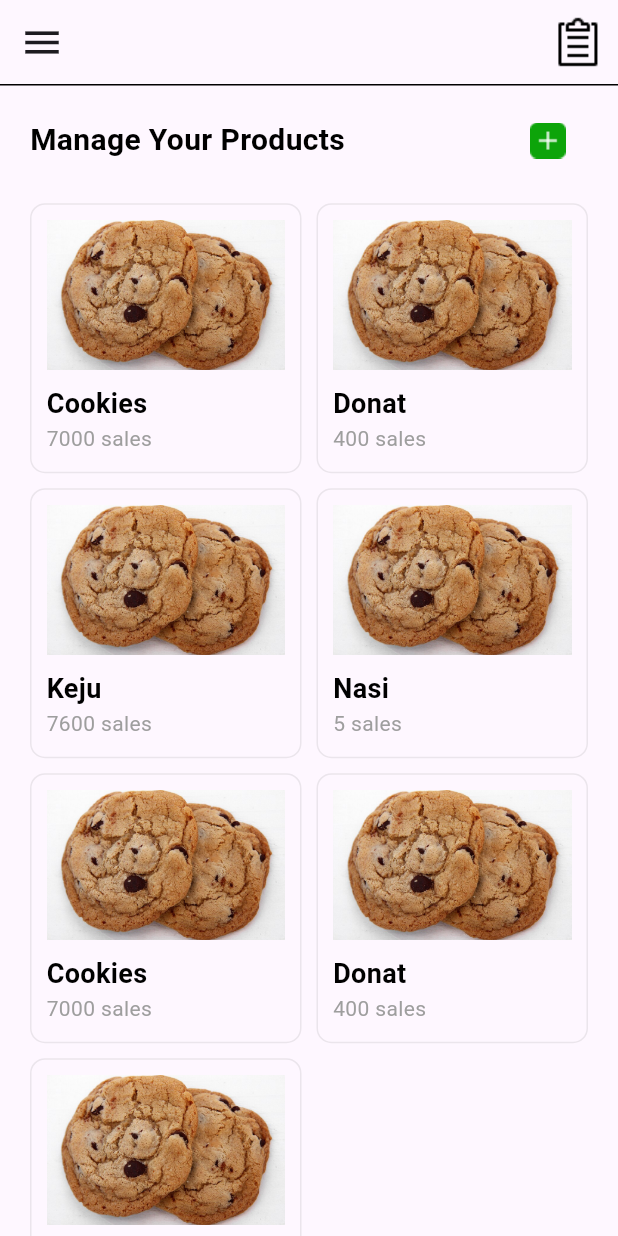
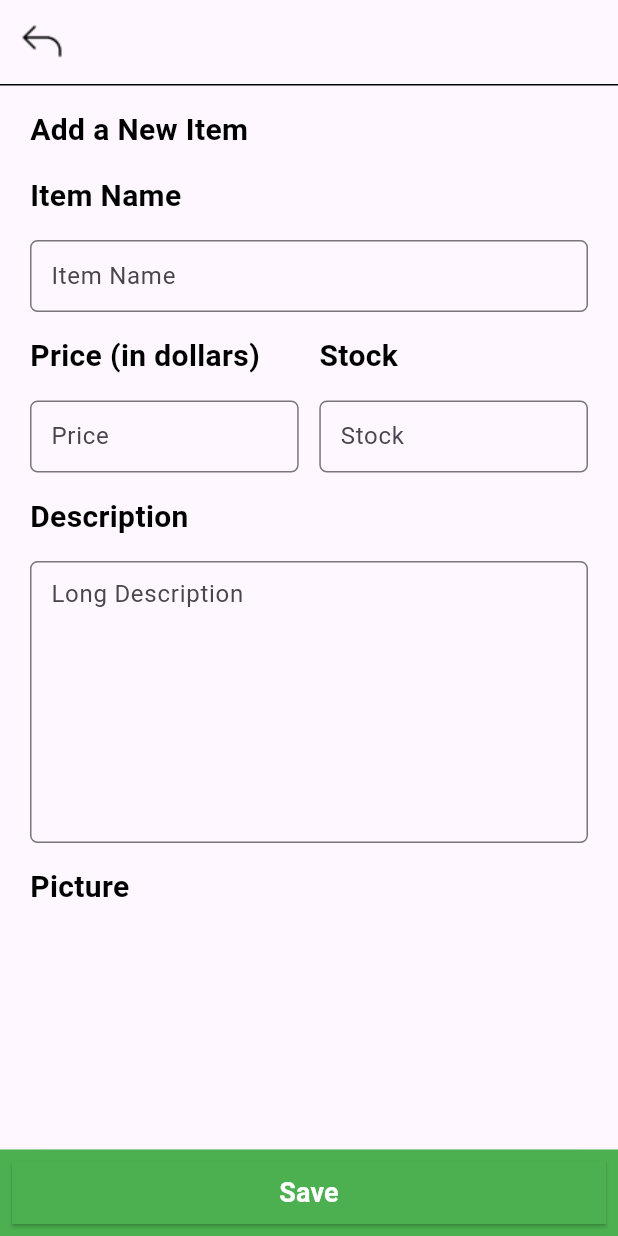
Before and after one commit to HoseaNA/AusDauer, a Flutter app: the screen it shows after launch, on a phone screen of 412 x 824 dp. Run offline on Flutter 3.47's test engine with Material 3 defaults, Android fonts, the phone set to English and light mode, and no system bars.

Commit message:
feat/add_product

```diff
--- /dev/null
+++ b/aus_dauer/lib/app/manage_product/add_product.dart
@@ -0,0 +1,329 @@
+import 'package:flutter/gestures.dart';
+import 'package:flutter/material.dart';
+
+class AddProductPage extends StatefulWidget {
+  const AddProductPage({Key? key}) : super(key: key);
+
+  @override
+  State<AddProductPage> createState() => _AddProductPageState();
+}
+
+class _AddProductPageState extends State<AddProductPage> {
+  final _formKey = GlobalKey<FormState>();
+  String? _name;
+  int? _price;
+  int? _stock;
+  String? _description;
+  String? _picture;
+  final _nameController = TextEditingController();
+  final _priceController = TextEditingController();
+  final _stockController = TextEditingController();
+  final _descriptionController = TextEditingController();
+  final _pictureController = TextEditingController();
+
+  @override
+  Widget build(BuildContext context) {
+    return MaterialApp(
+      debugShowCheckedModeBanner: false,
+      home: Scaffold(
+        appBar: AppBar(
+          title: Text(""),
+          leading: IconButton(
+            onPressed: () {
+              Navigator.pop(context);
+            },
+            icon: Image.asset(
+              'lib/assets/arrow_back.png',
+              width: MediaQuery.of(context).size.width / 11,
+            ),
+          ),
+          bottom: PreferredSize(
+            preferredSize: Size.fromHeight(1.0), // Adjust the height as needed
+            child: Container(
+              height: 1.0,
+              color: Colors.black,
+            ),
+          ),
+        ),
+        body: Form(
+          key: _formKey,
+          child: SingleChildScrollView(
+            scrollDirection: Axis.vertical,
+            child: Padding(
+              padding: EdgeInsets.symmetric(horizontal: 20.0),
+              child: Column(
+                crossAxisAlignment: CrossAxisAlignment.start,
+                children: [
+                  SizedBox(height: 15.0),
+                  Text(
+                    "Add a New Item",
+                    style: TextStyle(
+                      color: Colors.black,
+                      fontWeight: FontWeight.w700,
+                      fontSize: 20.0,
+                    ),
+                  ),
+                  SizedBox(height: 15.0),
+                  Text(
+                    "Item Name",
+                    style: TextStyle(
+                      color: Colors.black,
+                      fontWeight: FontWeight.w700,
+                      fontSize: 20.0,
+                    ),
+                  ),
+                  SizedBox(height: 15.0),
+                  TextFormField(
+                    controller: _nameController,
+                    decoration: InputDecoration(
+                      hintText: "Item name",
+                      labelText: "Item Name",
+                      contentPadding: EdgeInsets.symmetric(
+                          horizontal: 10.0, vertical: 10.0),
+                      // Added a circular border to make it neater
+                      border: OutlineInputBorder(
+                        borderRadius: BorderRadius.circular(5.0),
+                      ),
+                    ),
+                    // Added behavior when name is typed
+                    onChanged: (String? value) {
+                      setState(() {
+                        _name = value!;
+                      });
+                    },
+                    // Added behavior when data is saved
+                    onSaved: (String? value) {
+                      setState(() {
+                        _name = value!;
+                      });
+                    },
+                    // Validator as form validation
+                    validator: (String? value) {
+                      if (value == null || value.isEmpty) {
+                        return 'Mohon isi nama!';
+                      }
+                      return null;
+                    },
+                  ),
+                  SizedBox(height: 15.0),
+                  Row(
+                    mainAxisAlignment: MainAxisAlignment.spaceBetween,
+                    children: [
+                      Container(
+                        width: MediaQuery.of(context).size.width / 2.3,
+                        child: Column(
+                          crossAxisAlignment: CrossAxisAlignment.start,
+                          children: [
+                            Text(
+                              "Price (in dollars)",
+                              style: TextStyle(
+                                color: Colors.black,
+                                fontWeight: FontWeight.w700,
+                                fontSize: 20.0,
+                              ),
+                            ),
+                            SizedBox(height: 15.0),
+                            TextFormField(
+                              controller: _priceController,
+                              decoration: InputDecoration(
+                                hintText: "Ex: 3.45",
+                                labelText: "Price",
+                                contentPadding: EdgeInsets.symmetric(
+                                    horizontal: 10.0, vertical: 10.0),
+                                // Added a circular border to make it neater
+                                border: OutlineInputBorder(
+                                  borderRadius: BorderRadius.circular(5.0),
+                                ),
+                              ),
+                              // Added behavior when name is typed
+                              onChanged: (String? value) {
+                                setState(() {
+                                  _price = int.parse(value!);
+                                });
+                              },
+                              // Added behavior when data is saved
+                              onSaved: (String? value) {
+                                setState(() {
+                                  _price = int.parse(value!);
+                                });
+                              },
+                              // Validator as form validation
+                              validator: (String? value) {
+                                if (value == null || value.isEmpty) {
+                                  return 'Mohon isi harga!';
+                                }
+                                return null;
+                              },
+                            ),
+                          ],
+                        ),
+                      ),
+                      Container(
+                        width: MediaQuery.of(context).size.width / 2.3,
+                        child: Column(
+                          crossAxisAlignment: CrossAxisAlignment.start,
+                          children: [
+                            Text(
+                              "Stock",
+                              style: TextStyle(
+                                color: Colors.black,
+                                fontWeight: FontWeight.w700,
+                                fontSize: 20.0,
+                              ),
+                            ),
+                            SizedBox(height: 15.0),
+                            TextFormField(
+                              controller: _stockController,
+                              decoration: InputDecoration(
+                                hintText: "Ex: 300",
+                                labelText: "Stock",
+                                contentPadding: EdgeInsets.symmetric(
+                                    horizontal: 10.0, vertical: 10.0),
+                                // Added a circular border to make it neater
+                                border: OutlineInputBorder(
+                                  borderRadius: BorderRadius.circular(5.0),
+                                ),
+                              ),
+                              // Added behavior when name is typed
+                              onChanged: (String? value) {
+                                setState(() {
+                                  _stock = int.parse(value!);
+                                });
+                              },
+                              // Added behavior when data is saved
+                              onSaved: (String? value) {
+                                setState(() {
+                                  _stock = int.parse(value!);
+                                });
+                              },
+                              // Validator as form validation
+                              validator: (String? value) {
+                                if (value == null || value.isEmpty) {
+                                  return 'Mohon isi stock!';
+                                }
+                                return null;
+                              },
+                            ),
+                          ],
+                        ),
+                      ),
+                    ],
+                  ),
+                  SizedBox(height: 15.0),
+                  Text(
+                    "Description",
+                    style: TextStyle(
+                      color: Colors.black,
+                      fontWeight: FontWeight.w700,
+                      fontSize: 20.0,
+                    ),
+                  ),
+                  SizedBox(height: 15.0),
+                  TextFormField(
+                    controller: _descriptionController,
+                    maxLines: 7,
+                    decoration: InputDecoration(
+                      hintText: "Long Description",
+                      contentPadding: EdgeInsets.symmetric(
+                          horizontal: 10.0, vertical: 10.0),
+                      // Added a circular border to make it neater
+                      border: OutlineInputBorder(
+                        borderRadius: BorderRadius.circular(5.0),
+                      ),
+                    ),
+                    // Added behavior when name is typed
+                    onChanged: (String? value) {
+                      setState(() {
+                        _description = value!;
+                      });
+                    },
+                    // Added behavior when data is saved
+                    onSaved: (String? value) {
+                      setState(() {
+                        _description = value!;
+                      });
+                    },
+                    // Validator as form validation
+                    validator: (String? value) {
+                      if (value == null || value.isEmpty) {
+                        return 'Mohon isi deskripsi!';
+                      }
+                      return null;
+                    },
+                  ),
+                  SizedBox(height: 15.0),
+                  Text(
+                    "Picture",
+                    style: TextStyle(
+                      color: Colors.black,
+                      fontWeight: FontWeight.w700,
+                      fontSize: 20.0,
+                    ),
+                  ),
+                  SizedBox(height: 15.0),
+                ],
+              ),
+            ),
+          ),
+        ),
+        bottomSheet: Container(
+          width: MediaQuery.of(context).size.width,
+          height: MediaQuery.of(context).size.height * 0.07,
+          color: Colors.green,
+          child: ButtonBar(
+            alignment: MainAxisAlignment.center,
+            children: [
+              SizedBox(
+                width: MediaQuery.of(context).size.width,
+                child: ElevatedButton(
+                  style: ButtonStyle(
+                    backgroundColor: MaterialStateProperty.all(Colors.green),
+                    shape: MaterialStateProperty.all<RoundedRectangleBorder>(
+                      RoundedRectangleBorder(
+                        borderRadius: BorderRadius.circular(
+                            0), // You can adjust the borderRadius as needed
+                      ),
+                    ),
+                  ),
+                  onPressed: () async {
+                    if (_formKey.currentState!.validate()) {
+                      // await addProduct(
+                      //     context,
+                      //     _name!,
+                      //     _price!,
+                      //     _stock!,
+                      //     _description!,
+                      //     _picture!,
+                      // );
+                      _nameController.clear();
+                      _priceController.clear();
+                      _stockController.clear();
+                      _descriptionController.clear();
+                      _pictureController.clear();
+                      final successBar = SnackBar(
+                        content: const Text("Product berhasil disimpan!"),
+                        action: SnackBarAction(
+                          label: 'Hide',
+                          onPressed: () {},
+                        ),
+                      );
+                      ScaffoldMessenger.of(context).showSnackBar(successBar);
+                    }
+                  },
+                  child: Text(
+                    'Save',
+                    style: TextStyle(
+                      fontSize: 18,
+                      fontWeight: FontWeight.bold,
+                      color: Colors.white,
+                    ),
+                  ),
+                ),
+              ),
+            ],
+          ),
+        ),
+      ),
+    );
+  }
+}
--- a/aus_dauer/lib/main.dart
+++ b/aus_dauer/lib/main.dart
@@ -2,7 +2,8 @@ import 'package:flutter/material.dart';
 
 import 'package:aus_dauer/app/marketplace/marketplace.dart';
 import 'package:aus_dauer/app/manage_product/manage_product.dart';
+import 'package:aus_dauer/app/manage_product/add_product.dart';
 
 void main() {
-  runApp(const ManageProductPage());
+  runApp(const AddProductPage());
 }
```
Also changed, not shown: aus_dauer/lib/assets/arrow_back.png (added).
